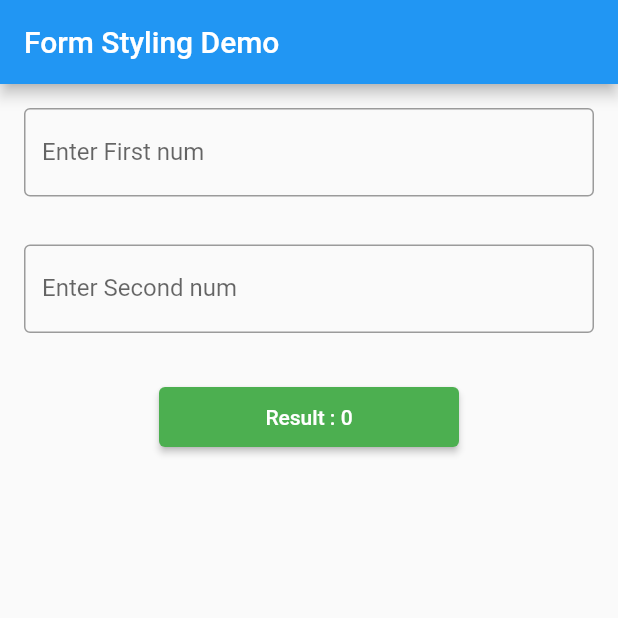
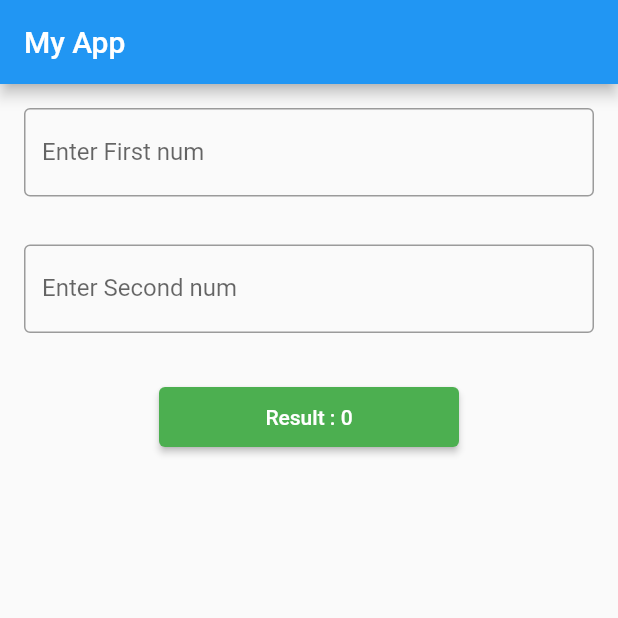
Before and after one commit to arundidauli/flutter_add_two_number_app, a Flutter app: the screen it shows after launch, on a phone screen of 412 x 824 dp, the top half of it. Run offline on Flutter 3.47's test engine with Material 2 defaults, Android fonts, the phone set to English and light mode, and no system bars.

Commit message:
change name

```diff
--- a/lib/main.dart
+++ b/lib/main.dart
@@ -9,7 +9,7 @@ class MyApp extends StatelessWidget {
 
   @override
   Widget build(BuildContext context) {
-    const appTitle = 'Form Styling Demo';
+    const appTitle = 'My App';
     return MaterialApp(
       title: appTitle,
       home: Scaffold(
```
